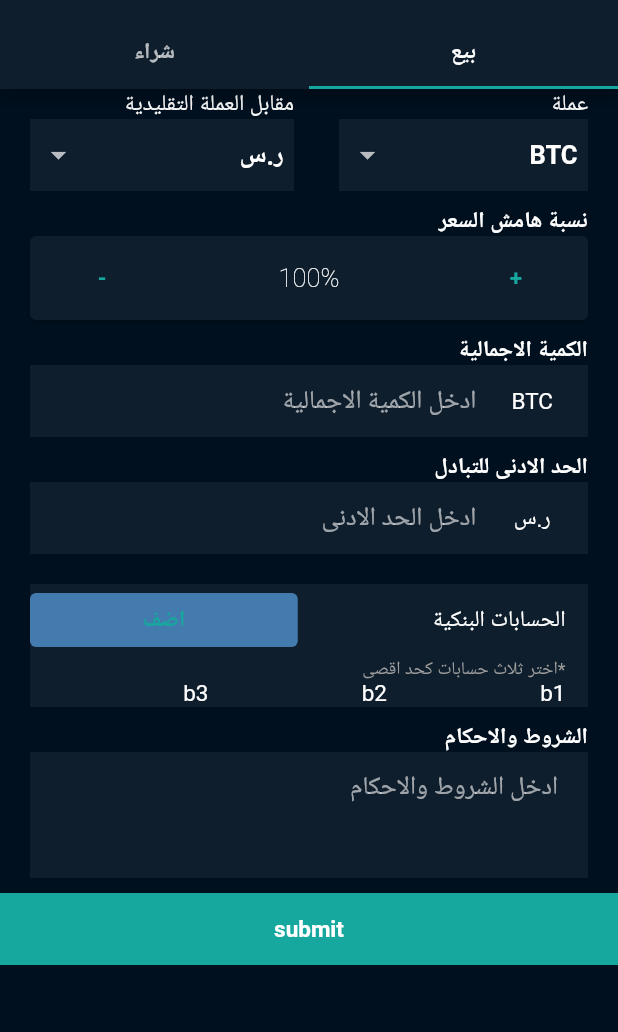
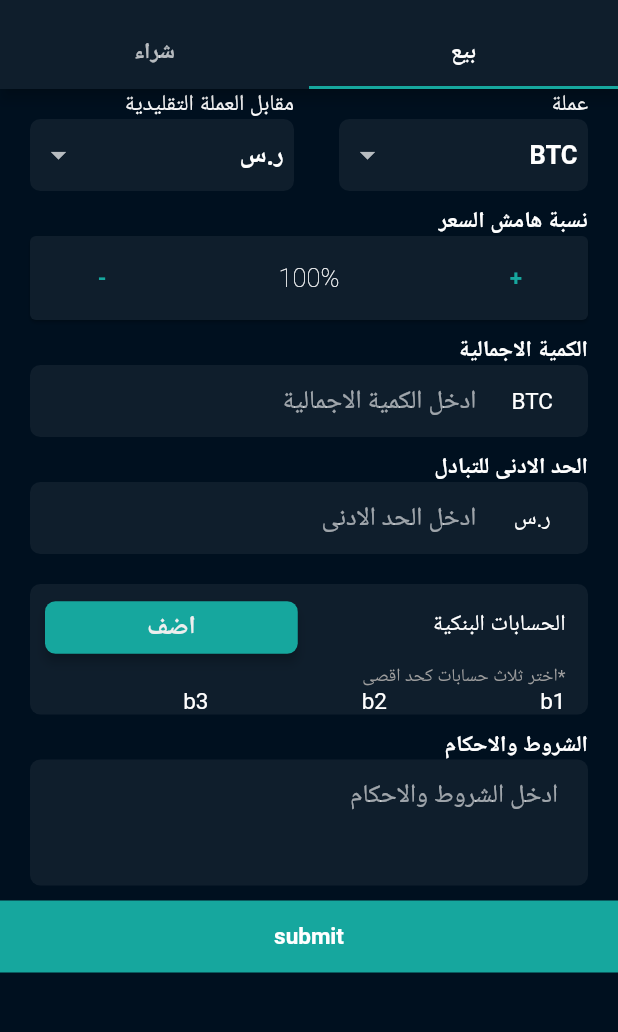
Before and after one commit to Abdulaziz4/aomlah, a Flutter app: the screen it shows after launch, after a tap on the "add" icon, on a phone screen of 412 x 824 dp, the part 67-1099 px from its top. Run offline on Flutter 3.47's test engine with Material 2 defaults, Android fonts, the phone set to English and light mode, and no system bars; our stand-ins replace firebase_auth, firebase_core, flutter_svg, google_fonts, stacked, stacked_services; accounts and stored records are empty; Roboto replaces fonts that are missing (Cairo).

Commit message:
ui changes

```diff
--- a/lib/ui/views/create_offer/create_offer_sell.dart
+++ b/lib/ui/views/create_offer/create_offer_sell.dart
@@ -1,5 +1,7 @@
 import 'package:flutter/material.dart';
 import 'package:aomlah/core/app/utils/constants.dart';
+
+import '../../shared/custom_button.dart';
 
 class CreateOfferSell extends StatefulWidget {
   const CreateOfferSell({Key? key}) : super(key: key);
@@ -43,7 +45,10 @@ class _CreateOfferSellState extends State<CreateOfferSell> {
             children: <Widget>[
               Expanded(
                 child: Container(
+                    decoration: BoxDecoration(
+                      borderRadius: BorderRadius.circular(7),
                       color: Constants.black3dp,
+                    ),
                     margin: EdgeInsets.fromLTRB(20, 0, 20, 10),
                     padding: EdgeInsets.symmetric(vertical: 0, horizontal: 7),
                     child:
@@ -51,7 +56,10 @@ class _CreateOfferSellState extends State<CreateOfferSell> {
               ),
               Expanded(
                 child: Container(
+                    decoration: BoxDecoration(
+                      borderRadius: BorderRadius.circular(7),
                       color: Constants.black3dp,
+                    ),
                     margin: EdgeInsets.fromLTRB(20, 0, 10, 10),
                     padding: EdgeInsets.symmetric(vertical: 0, horizontal: 7),
                     child:
@@ -63,6 +71,7 @@ class _CreateOfferSellState extends State<CreateOfferSell> {
           ///Price Margin
           Row(
             mainAxisAlignment: MainAxisAlignment.start,
+
             children: const <Widget>[
               SizedBox(width: 20),
               Text(
@@ -117,7 +126,10 @@ class _CreateOfferSellState extends State<CreateOfferSell> {
           ),
           ///Amount of Crypto text form
           Container(
+            decoration: BoxDecoration(
+              borderRadius: BorderRadius.circular(7),
               color: Constants.black3dp,
+            ),
             margin: EdgeInsets.fromLTRB(20, 0, 20, 10),
             child: Row(
 
@@ -157,7 +169,10 @@ class _CreateOfferSellState extends State<CreateOfferSell> {
           ),
           ///min tradeamount text form
           Container(
+            decoration: BoxDecoration(
+              borderRadius: BorderRadius.circular(7),
               color: Constants.black3dp,
+            ),
             margin: EdgeInsets.fromLTRB(20, 0, 20, 10),
             child: Row(
               children: [
@@ -182,19 +197,28 @@ class _CreateOfferSellState extends State<CreateOfferSell> {
 
           ///Bank account selection
           Container(
+            // color: Constants.black3dp,
+            decoration: BoxDecoration(
+                borderRadius: BorderRadius.circular(7),
               color: Constants.black3dp,
+            ),
             margin: EdgeInsets.fromLTRB(20, 10, 20, 10),
             child: Column(
               children: [
                 Row(
+
                   children:  [
                     SizedBox(width: 15,),
                     Expanded(child: Text('الحسابات البنكية')),
-                    Expanded(child: TextButton(
-                        child: Text('اضف'),
+                    Expanded(child: Container(
+                      margin: EdgeInsets.fromLTRB(10,5,0,0),
+                      child: CustomButton(
+
                         onPressed: (){
                         },
-                      style: TextButton.styleFrom(backgroundColor: Constants.darkBlue,) ,
+                         text: 'اضف' ,
+
+                      ),
                     )
                     )
                   ],
@@ -238,7 +262,10 @@ class _CreateOfferSellState extends State<CreateOfferSell> {
           ),
           ///Trade Terms and Conditions text form
           Container(
+            decoration: BoxDecoration(
+              borderRadius: BorderRadius.circular(7),
               color: Constants.black3dp,
+            ),
             margin: EdgeInsets.fromLTRB(20, 0, 20, 10),
             child: Row(
               mainAxisAlignment: MainAxisAlignment.start,
--- a/lib/ui/views/profile/profile_view.dart
+++ b/lib/ui/views/profile/profile_view.dart
@@ -7,7 +7,8 @@ class ProfileView extends StatelessWidget {
   @override
   Widget build(BuildContext context) {
     return Scaffold(
-      body: Column(
+      body: SingleChildScrollView(
+        child: Column(
           children: <Widget>[
 
             Stack(
@@ -167,6 +168,7 @@ class ProfileView extends StatelessWidget {
         ),
 
           ],
+        ),
       )
     );
   }
```
Also changed, not shown: lib/ui/views/create_offer/create_offer_buy.dart (+20 -5 lines). Lines whose indentation alone changed are shown as unchanged.
